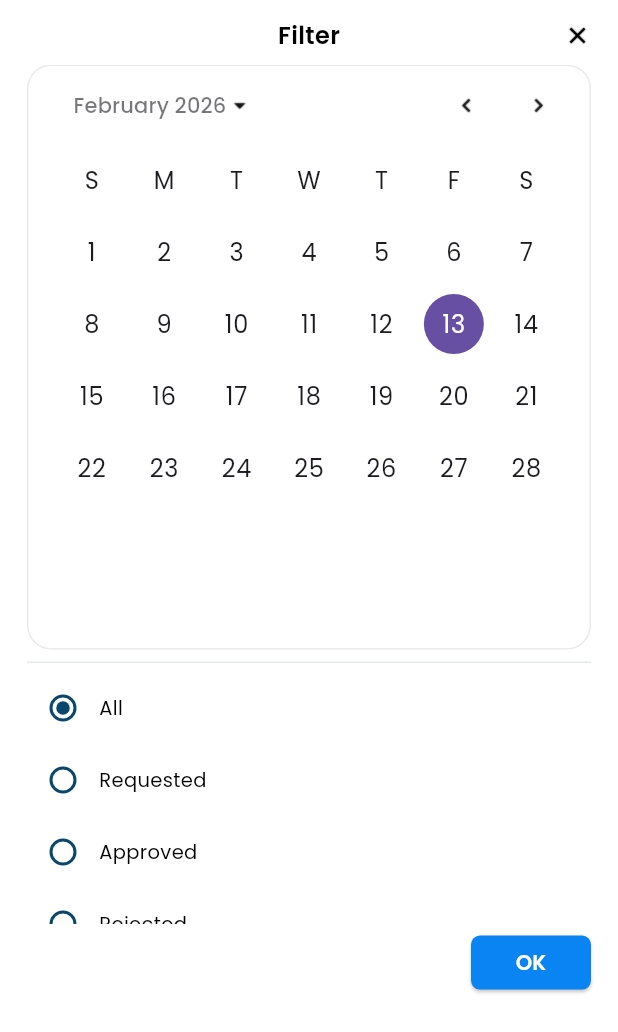
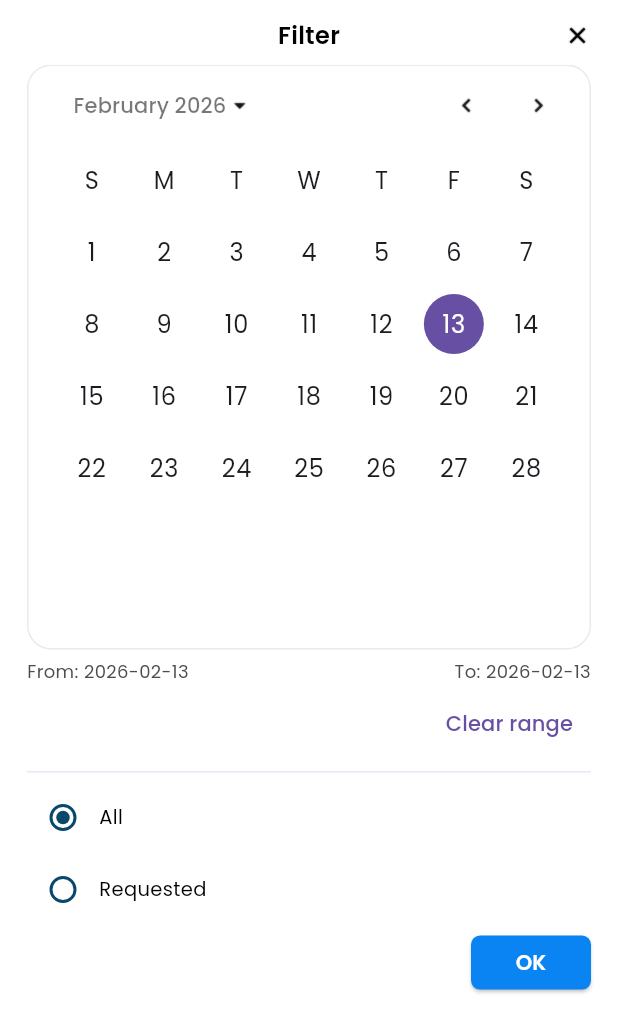
Before and after one commit to akshayportez/bedtime_stories, a Flutter app: the _RequestFilterBottomSheet widget shown alone on an empty page, opened directly with empty values, on a phone screen of 412 x 824 dp. Shown: the top 1032 px of the screen. Run offline on Flutter 3.47's test engine with Material 3 defaults, Android fonts, the phone set to English and light mode, and no system bars; our stand-ins replace dio, equatable, flutter_bloc, flutter_svg, google_fonts, hexcolor and 2 more; accounts and stored records are empty; network calls fail; project files that could hold a hidden picture were left out.

Commit message:
calander date range selection

```diff
--- a/lib/app_ui/home/request_page.dart
+++ b/lib/app_ui/home/request_page.dart
@@ -141,16 +141,16 @@ class _RequestPageState extends State<RequestPage> {
       builder: (context) {
         return _RequestFilterBottomSheet(
           initialStatus: _statusFilter,
-          initialDate: _dFrom.isEmpty ? null : DateTime.tryParse(_dFrom),
-          onApply: (selectedDate, status) async {
+          initialFromDate: _dFrom.isEmpty ? null : DateTime.tryParse(_dFrom),
+          initialToDate: _dTo.isEmpty ? null : DateTime.tryParse(_dTo),
+          onApply: (fromDate, toDate, status) async {
             _statusFilter = status;
-            if (selectedDate == null) {
+            if (fromDate == null && toDate == null) {
               _dFrom = "";
               _dTo = "";
             } else {
-              final formatted = _formatDate(selectedDate);
-              _dFrom = formatted;
-              _dTo = formatted;
+              _dFrom = fromDate == null ? "" : _formatDate(fromDate);
+              _dTo = toDate == null ? "" : _formatDate(toDate);
             }
             if (mounted) setState(() {});
             await _loadRequests();
@@ -559,12 +559,15 @@ class _BottomSheetProjectTile extends StatelessWidget {
 
 class _RequestFilterBottomSheet extends StatefulWidget {
   final String initialStatus;
-  final DateTime? initialDate;
-  final void Function(DateTime? selectedDate, String status) onApply;
+  final DateTime? initialFromDate;
+  final DateTime? initialToDate;
+  final void Function(DateTime? fromDate, DateTime? toDate, String status)
+      onApply;
 
   const _RequestFilterBottomSheet({
     required this.initialStatus,
-    required this.initialDate,
+    required this.initialFromDate,
+    required this.initialToDate,
     required this.onApply,
   });
 
@@ -574,14 +577,45 @@ class _RequestFilterBottomSheet extends StatefulWidget {
 }
 
 class _RequestFilterBottomSheetState extends State<_RequestFilterBottomSheet> {
-  DateTime? _selectedDate;
+  DateTime? _fromDate;
+  DateTime? _toDate;
+  DateTime _activeDate = DateTime.now();
   String _selectedStatus = "";
 
   @override
   void initState() {
     super.initState();
-    _selectedDate = widget.initialDate;
+    _fromDate = widget.initialFromDate;
+    _toDate = widget.initialToDate;
+    _activeDate = widget.initialToDate ??
+        widget.initialFromDate ??
+        DateTime.now();
     _selectedStatus = widget.initialStatus;
+  }
+
+  String _formatDate(DateTime date) {
+    final y = date.year.toString().padLeft(4, "0");
+    final m = date.month.toString().padLeft(2, "0");
+    final d = date.day.toString().padLeft(2, "0");
+    return "$y-$m-$d";
+  }
+
+  void _onCalendarDateChanged(DateTime date) {
+    setState(() {
+      _activeDate = date;
+      if (_fromDate == null || _toDate != null) {
+        _fromDate = date;
+        _toDate = null;
+        return;
+      }
+
+      if (date.isBefore(_fromDate!)) {
+        _toDate = _fromDate;
+        _fromDate = date;
+      } else {
+        _toDate = date;
+      }
+    });
   }
 
   @override
@@ -638,12 +672,47 @@ class _RequestFilterBottomSheetState extends State<_RequestFilterBottomSheet> {
                           border: Border.all(color: const Color(0xFFEAEAEA)),
                         ),
                         child: CalendarDatePicker(
-                          initialDate: _selectedDate ?? DateTime.now(),
+                          initialDate: _activeDate,
                           firstDate: DateTime(2000),
                           lastDate: DateTime(2100),
-                          onDateChanged: (date) {
-                            setState(() => _selectedDate = date);
+                          onDateChanged: _onCalendarDateChanged,
+                        ),
+                      ),
+                      const SizedBox(height: 6),
+                      Row(
+                        children: [
+                          Expanded(
+                            child: Text(
+                              "From: ${_fromDate == null ? '-' : _formatDate(_fromDate!)}",
+                              style: const TextStyle(
+                                fontSize: 12,
+                                color: Color(0xFF4C4C4C),
+                              ),
+                            ),
+                          ),
+                          Expanded(
+                            child: Text(
+                              "To: ${_toDate == null ? '-' : _formatDate(_toDate!)}",
+                              textAlign: TextAlign.right,
+                              style: const TextStyle(
+                                fontSize: 12,
+                                color: Color(0xFF4C4C4C),
+                              ),
+                            ),
+                          ),
+                        ],
+                      ),
+                      const SizedBox(height: 2),
+                      Align(
+                        alignment: Alignment.centerRight,
+                        child: TextButton(
+                          onPressed: () {
+                            setState(() {
+                              _fromDate = null;
+                              _toDate = null;
+                            });
                           },
+                          child: const Text("Clear range"),
                         ),
                       ),
                       const SizedBox(height: 8),
@@ -708,7 +777,8 @@ class _RequestFilterBottomSheetState extends State<_RequestFilterBottomSheet> {
                       padding: EdgeInsets.zero,
                     ),
                     onPressed: () {
-                      widget.onApply(_selectedDate, _selectedStatus);
+                      final effectiveToDate = _toDate ?? _fromDate;
+                      widget.onApply(_fromDate, effectiveToDate, _selectedStatus);
                       Navigator.pop(context);
                     },
                     child: const Text(
```
Also changed, not shown: lib/app_ui/home/approval_page.dart (+30 -6 lines), lib/app_ui/home/voucher_page.dart (+30 -6 lines).
